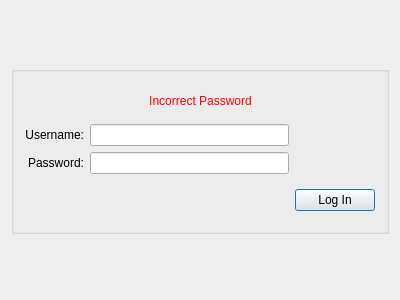
This is logindialog.ui in mswis731/fantasy-football-auto as Qt 5 draws it before an edit. The edited form follows.
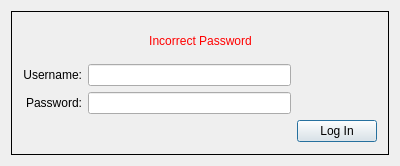
This is the edited form.

```diff
--- a/logindialog.ui
+++ b/logindialog.ui
@@ -7,19 +7,19 @@
     <x>0</x>
     <y>0</y>
     <width>400</width>
-    <height>300</height>
+    <height>166</height>
    </rect>
   </property>
   <property name="minimumSize">
    <size>
     <width>400</width>
-    <height>300</height>
+    <height>166</height>
    </size>
   </property>
   <property name="maximumSize">
    <size>
     <width>400</width>
-    <height>300</height>
+    <height>166</height>
    </size>
   </property>
   <property name="windowTitle">
@@ -27,22 +27,9 @@
   </property>
   <layout class="QGridLayout" name="gridLayout_2">
    <item row="0" column="0">
-    <spacer name="verticalSpacer">
-     <property name="orientation">
-      <enum>Qt::Vertical</enum>
-     </property>
-     <property name="sizeHint" stdset="0">
-      <size>
-       <width>20</width>
-       <height>42</height>
-      </size>
-     </property>
-    </spacer>
-   </item>
-   <item row="1" column="0">
-    <widget class="QGroupBox" name="groupBox">
-     <property name="title">
-      <string/>
+    <widget class="QFrame" name="frame">
+     <property name="frameShape">
+      <enum>QFrame::Box</enum>
      </property>
      <layout class="QGridLayout" name="gridLayout">
       <item row="0" column="0" colspan="3">
@@ -195,19 +182,6 @@
      </layout>
     </widget>
    </item>
-   <item row="2" column="0">
-    <spacer name="verticalSpacer_4">
-     <property name="orientation">
-      <enum>Qt::Vertical</enum>
-     </property>
-     <property name="sizeHint" stdset="0">
-      <size>
-       <width>20</width>
-       <height>37</height>
-      </size>
-     </property>
-    </spacer>
-   </item>
   </layout>
  </widget>
  <layoutdefault spacing="6" margin="11"/>
```
